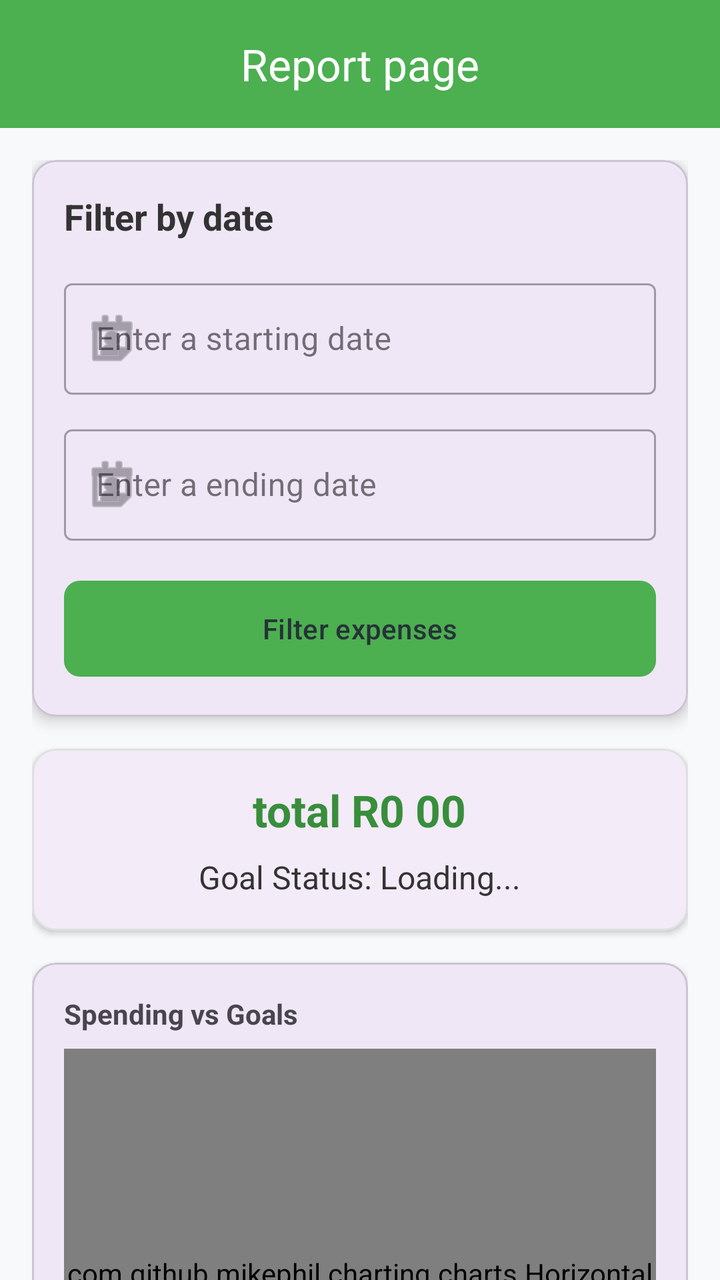
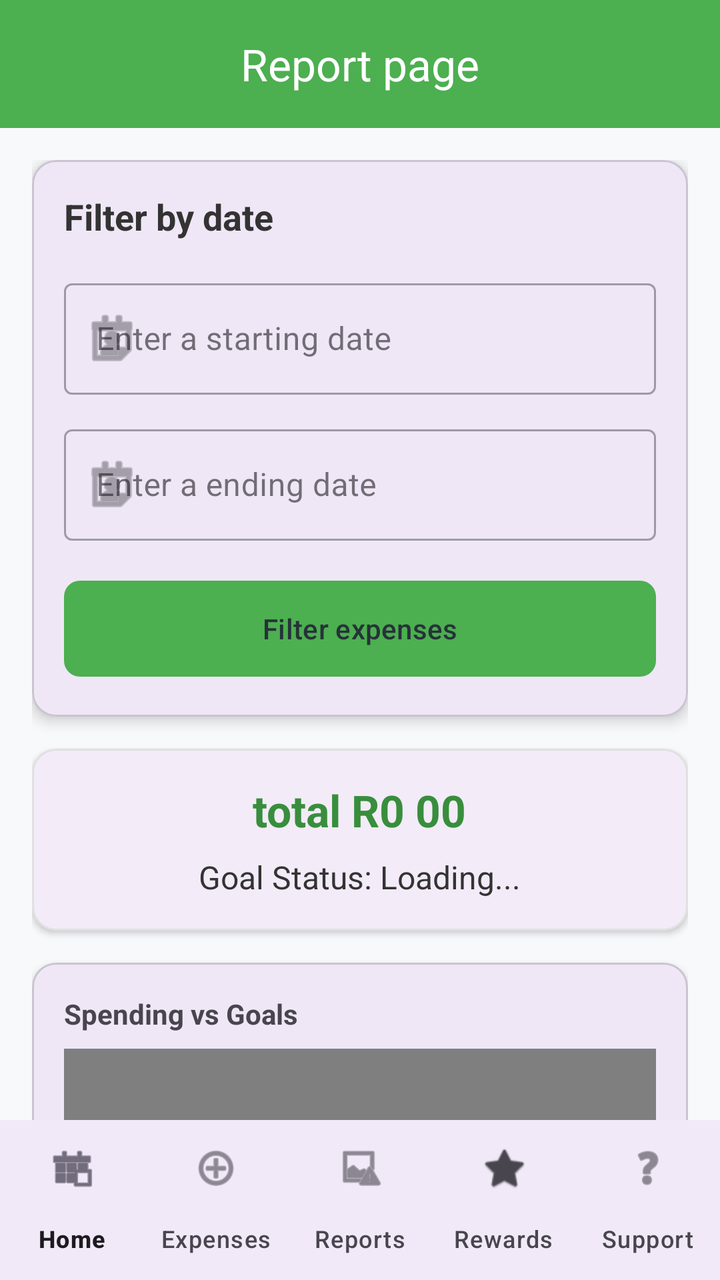

Before-and-after screenshots of an Android layout around one commit, followed by the original layout XML and the change that was made.
<!-- AndroidManifest.xml: application theme Theme.PROG7313KTPBudgetingApp -->
<!-- res/layout/activity_report_page.xml -->
<?xml version="1.0" encoding="utf-8"?>
<androidx.coordinatorlayout.widget.CoordinatorLayout xmlns:android="http://schemas.android.com/apk/res/android"
    xmlns:app="http://schemas.android.com/apk/res-auto"
    xmlns:tools="http://schemas.android.com/tools"
    android:id="@+id/main"
    android:layout_width="match_parent"
    android:layout_height="match_parent"
    android:background="#F8F9FA"
    tools:context=".ReportPage">

    <com.google.android.material.appbar.AppBarLayout
        android:layout_width="match_parent"
        android:layout_height="wrap_content"
        android:theme="@style/ThemeOverlay.MaterialComponents.Dark.ActionBar">

        <com.google.android.material.appbar.MaterialToolbar
            android:id="@+id/toolbar"
            android:layout_width="match_parent"
            android:layout_height="?attr/actionBarSize"
            android:background="#4CAF50"
            app:title="Report page"
            app:titleCentered="true"
            app:titleTextColor="#FFFFFF" />
    </com.google.android.material.appbar.AppBarLayout>

    <androidx.core.widget.NestedScrollView
        android:layout_width="match_parent"
        android:layout_height="match_parent"
        app:layout_behavior="@string/appbar_scrolling_view_behavior">

        <LinearLayout
            android:layout_width="match_parent"
            android:layout_height="wrap_content"
            android:orientation="vertical"
            android:padding="16dp">

            
            <com.google.android.material.card.MaterialCardView
                android:layout_width="match_parent"
                android:layout_height="wrap_content"
                android:layout_marginBottom="16dp"
                app:cardCornerRadius="12dp"
                app:cardElevation="4dp">

                <LinearLayout
                    android:layout_width="match_parent"
                    android:layout_height="wrap_content"
                    android:orientation="vertical"
                    android:padding="16dp">

                    <TextView
                        android:layout_width="wrap_content"
                        android:layout_height="wrap_content"
                        android:layout_marginBottom="16dp"
                        android:text="@string/filter_by_date"
                        android:textColor="#333333"
                        android:textSize="18sp"
                        android:textStyle="bold" />

                    <com.google.android.material.textfield.TextInputLayout
                        style="@style/Widget.MaterialComponents.TextInputLayout.OutlinedBox"
                        android:layout_width="match_parent"
                        android:layout_height="wrap_content"
                        android:layout_marginBottom="12dp"
                        android:hint="@string/enter_a_starting_date"
                        app:startIconDrawable="@android:drawable/ic_menu_my_calendar">

                        <com.google.android.material.textfield.TextInputEditText
                            android:id="@+id/startingDate"
                            android:layout_width="match_parent"
                            android:layout_height="wrap_content"
                            android:focusable="false"
                            android:inputType="date"
                            tools:ignore="TextContrastCheck,VisualLintTextFieldSize" />
                    </com.google.android.material.textfield.TextInputLayout>

                    <com.google.android.material.textfield.TextInputLayout
                        style="@style/Widget.MaterialComponents.TextInputLayout.OutlinedBox"
                        android:layout_width="match_parent"
                        android:layout_height="wrap_content"
                        android:layout_marginBottom="16dp"
                        android:hint="@string/enter_a_ending_date"
                        app:startIconDrawable="@android:drawable/ic_menu_my_calendar">

                        <com.google.android.material.textfield.TextInputEditText
                            android:id="@+id/endingDate"
                            android:layout_width="match_parent"
                            android:layout_height="wrap_content"
                            android:focusable="false"
                            android:inputType="date"
                            tools:ignore="TextContrastCheck,VisualLintTextFieldSize" />
                    </com.google.android.material.textfield.TextInputLayout>

                    <com.google.android.material.button.MaterialButton
                        android:id="@+id/filter_Expenses"
                        android:layout_width="match_parent"
                        android:layout_height="56dp"
                        android:text="@string/filter_expenses"
                        android:textAllCaps="false"
                        android:textColor="#263238"
                        app:backgroundTint="#4CAF50"
                        app:cornerRadius="8dp"
                        tools:ignore="VisualLintButtonSize" />

                </LinearLayout>
            </com.google.android.material.card.MaterialCardView>

            
            <com.google.android.material.card.MaterialCardView
                android:layout_width="match_parent"
                android:layout_height="wrap_content"
                android:layout_marginBottom="16dp"
                app:cardCornerRadius="12dp"
                app:cardElevation="2dp"
                app:strokeColor="#E0E0E0"
                app:strokeWidth="1dp">

                <LinearLayout
                    android:layout_width="match_parent"
                    android:layout_height="wrap_content"
                    android:gravity="center"
                    android:orientation="vertical"
                    android:padding="16dp">

                    <TextView
                        android:id="@+id/textView9"
                        android:layout_width="wrap_content"
                        android:layout_height="wrap_content"
                        android:text="@string/total_r0_00"
                        android:textColor="#388E3C"
                        android:textSize="22sp"
                        android:textStyle="bold" />

                    <TextView
                        android:id="@+id/goalStatusText"
                        android:layout_width="wrap_content"
                        android:layout_height="wrap_content"
                        android:layout_marginTop="8dp"
                        android:text="Goal Status: Loading..."
                        android:textColor="#333333"
                        android:textSize="16sp" />
                </LinearLayout>
            </com.google.android.material.card.MaterialCardView>

            
            <com.google.android.material.card.MaterialCardView
                android:layout_width="match_parent"
                android:layout_height="300dp"
                android:layout_marginBottom="16dp"
                app:cardCornerRadius="12dp"
                app:cardElevation="4dp">

                <LinearLayout
                    android:layout_width="match_parent"
                    android:layout_height="match_parent"
                    android:orientation="vertical"
                    android:padding="16dp">

                    <TextView
                        android:layout_width="wrap_content"
                        android:layout_height="wrap_content"
                        android:layout_marginBottom="8dp"
                        android:text="Spending vs Goals"
                        android:textStyle="bold" />

                    <com.github.mikephil.charting.charts.HorizontalBarChart
                        android:id="@+id/goalChart"
                        android:layout_width="match_parent"
                        android:layout_height="match_parent" />
                </LinearLayout>
            </com.google.android.material.card.MaterialCardView>

            
            <com.google.android.material.card.MaterialCardView
                android:layout_width="match_parent"
                android:layout_height="400dp"
                android:layout_marginBottom="16dp"
                app:cardCornerRadius="12dp"
                app:cardElevation="4dp">

                <LinearLayout
                    android:layout_width="match_parent"
                    android:layout_height="match_parent"
                    android:orientation="vertical"
                    android:padding="16dp">

                    <TextView
                        android:layout_width="wrap_content"
                        android:layout_height="wrap_content"
                        android:layout_marginBottom="8dp"
                        android:text="Category Breakdown"
                        android:textStyle="bold" />

                    <com.github.mikephil.charting.charts.PieChart
                        android:id="@+id/categoryChart"
                        android:layout_width="match_parent"
                        android:layout_height="match_parent" />
                </LinearLayout>
            </com.google.android.material.card.MaterialCardView>

            
            <LinearLayout
                android:id="@+id/expenseListContainer"
                android:layout_width="match_parent"
                android:layout_height="wrap_content"
                android:orientation="vertical" />

        </LinearLayout>
    </androidx.core.widget.NestedScrollView>

</androidx.coordinatorlayout.widget.CoordinatorLayout>
<!-- resources referenced by this layout -->
<resources>
  <string name="enter_a_ending_date">Enter a ending date</string>
  <string name="enter_a_starting_date">Enter a starting date</string>
  <string name="filter_by_date">Filter by date</string>
  <string name="filter_expenses">Filter expenses</string>
  <string name="total_r0_00">total R0 00</string>
  <style name="Theme.PROG7313KTPBudgetingApp" parent="Base.Theme.PROG7313KTPBudgetingApp" />
  <style name="Base.Theme.PROG7313KTPBudgetingApp" parent="Theme.Material3.DayNight.NoActionBar">
          
          
      </style>
</resources>

<!-- the commit's change to res/layout/activity_report_page.xml (unified diff, before → after) -->
@@ -6,7 +6,8 @@
     android:layout_width="match_parent"
     android:layout_height="match_parent"
     android:background="#F8F9FA"
-    tools:context=".ReportPage">
+    tools:context=".ReportPage"
+    tools:ignore="VisualLintSystemUi">
 
     <com.google.android.material.appbar.AppBarLayout
         android:layout_width="match_parent"
@@ -26,6 +27,8 @@
     <androidx.core.widget.NestedScrollView
         android:layout_width="match_parent"
         android:layout_height="match_parent"
+        android:clipToPadding="false"
+        android:paddingBottom="80dp"
         app:layout_behavior="@string/appbar_scrolling_view_behavior">
 
         <LinearLayout
@@ -136,7 +139,7 @@
                         android:layout_width="wrap_content"
                         android:layout_height="wrap_content"
                         android:layout_marginTop="8dp"
-                        android:text="Goal Status: Loading..."
+                        android:text="@string/goal_status_loading"
                         android:textColor="#333333"
                         android:textSize="16sp" />
                 </LinearLayout>
@@ -160,7 +163,7 @@
                         android:layout_width="wrap_content"
                         android:layout_height="wrap_content"
                         android:layout_marginBottom="8dp"
-                        android:text="Spending vs Goals"
+                        android:text="@string/spending_vs_goals"
                         android:textStyle="bold" />
 
                     <com.github.mikephil.charting.charts.HorizontalBarChart
@@ -188,7 +191,7 @@
                         android:layout_width="wrap_content"
                         android:layout_height="wrap_content"
                         android:layout_marginBottom="8dp"
-                        android:text="Category Breakdown"
+                        android:text="@string/category_breakdown"
                         android:textStyle="bold" />
 
                     <com.github.mikephil.charting.charts.PieChart
@@ -208,4 +211,14 @@
         </LinearLayout>
     </androidx.core.widget.NestedScrollView>
 
+    <com.google.android.material.bottomnavigation.BottomNavigationView
+        android:id="@+id/bottom_navigation"
+        android:layout_width="match_parent"
+        android:layout_height="wrap_content"
+        android:layout_gravity="bottom"
+        android:background="?android:attr/windowBackground"
+        app:labelVisibilityMode="labeled"
+        app:menu="@menu/bottom_nav_menu"
+        tools:ignore="VisualLintBottomNav" />
+
 </androidx.coordinatorlayout.widget.CoordinatorLayout>
<!-- resource entries referenced after the edit -->
@@ -1,9 +1,12 @@
 <!-- resources referenced by this layout -->
 <resources>
+  <string name="category_breakdown">Category Breakdown</string>
   <string name="enter_a_ending_date">Enter a ending date</string>
   <string name="enter_a_starting_date">Enter a starting date</string>
   <string name="filter_by_date">Filter by date</string>
   <string name="filter_expenses">Filter expenses</string>
+  <string name="goal_status_loading">Goal Status: Loading...</string>
+  <string name="spending_vs_goals">Spending vs Goals</string>
   <string name="total_r0_00">total R0 00</string>
   <style name="Theme.PROG7313KTPBudgetingApp" parent="Base.Theme.PROG7313KTPBudgetingApp" />
   <style name="Base.Theme.PROG7313KTPBudgetingApp" parent="Theme.Material3.DayNight.NoActionBar">
